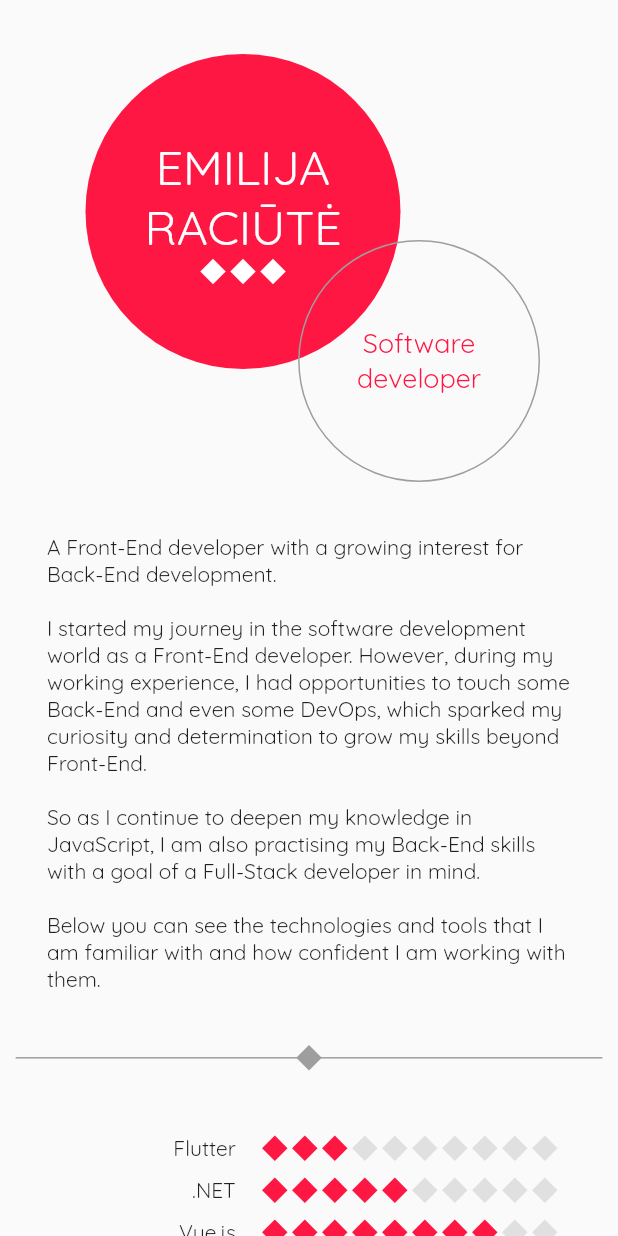
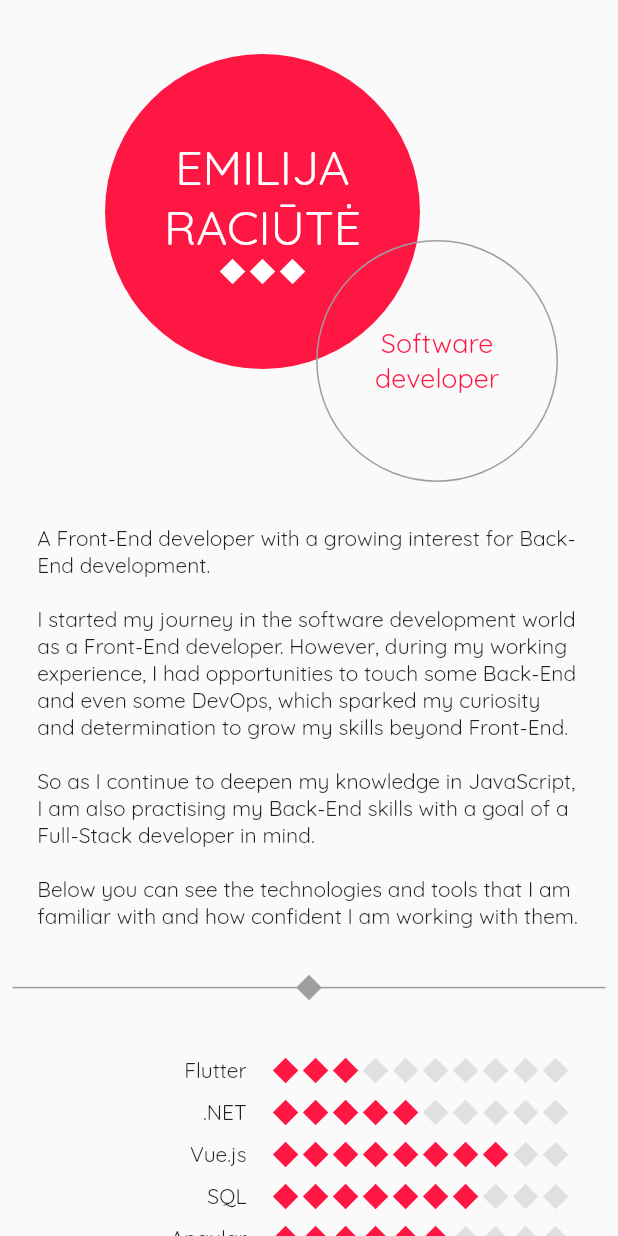
Before and after one commit to emirac/resume, a Flutter app: the AboutPageMedium widget shown alone on an empty page, opened directly, on a phone screen of 412 x 824 dp. Run offline on Flutter 3.47's test engine with Material 2 defaults, Android fonts, the light colour scheme and no system bars; our stand-ins replace carousel_slider, font_awesome_flutter; missing offline and left inert: dart:html, hovering.

Commit message:
Responsivness fixes

```diff
--- a/lib/main.dart
+++ b/lib/main.dart
@@ -90,7 +90,8 @@
               ),
             ],
           ),
-          Positioned(child: RightDecorator(), right: 0)
+          if (ScreenSizeHelper.getScreenSize(width) != ScreenSizes.Small)
+            Positioned(child: RightDecorator(), right: 0)
         ],
       ),
     );
--- a/lib/utils/screen_size_helper.dart
+++ b/lib/utils/screen_size_helper.dart
@@ -2,7 +2,7 @@
 
 class ScreenSizeHelper {
   static ScreenSizes getScreenSize(double width) {
-    if (width >= 1024) {
+    if (width >= 1056) {
       return ScreenSizes.Large;
     } else if (width >= 550) {
       return ScreenSizes.Medium;
@@ -24,7 +24,7 @@
   static getLargePageSizing2(double padding, double width) {
     if (width >= 1990) {
       return padding;
-    } else if (width >= 1100) {
+    } else if (width >= 1200) {
       return padding * 0.83;
     } else {
       return padding * 0.75;
@@ -34,10 +34,10 @@
   static getMediumPageSizing(int padding, double width) {
     if (width >= 960) {
       return padding;
-    } else if (width >= 768) {
+    } else if (width >= 789) {
       return padding * 0.64;
     } else {
-      return padding * 0.58;
+      return padding * 0.46;
     }
   }
 }
--- a/lib/widgtes/about/about_page_medium.dart
+++ b/lib/widgtes/about/about_page_medium.dart
@@ -19,12 +19,12 @@
             children: [
               Positioned(
                 top: 36,
-                right: 145,
+                right: 132,
                 child: Name(),
               ),
               Positioned(
                 top: 160,
-                right: 52,
+                right: 40,
                 child: TitleCircle(),
               ),
             ],
```
